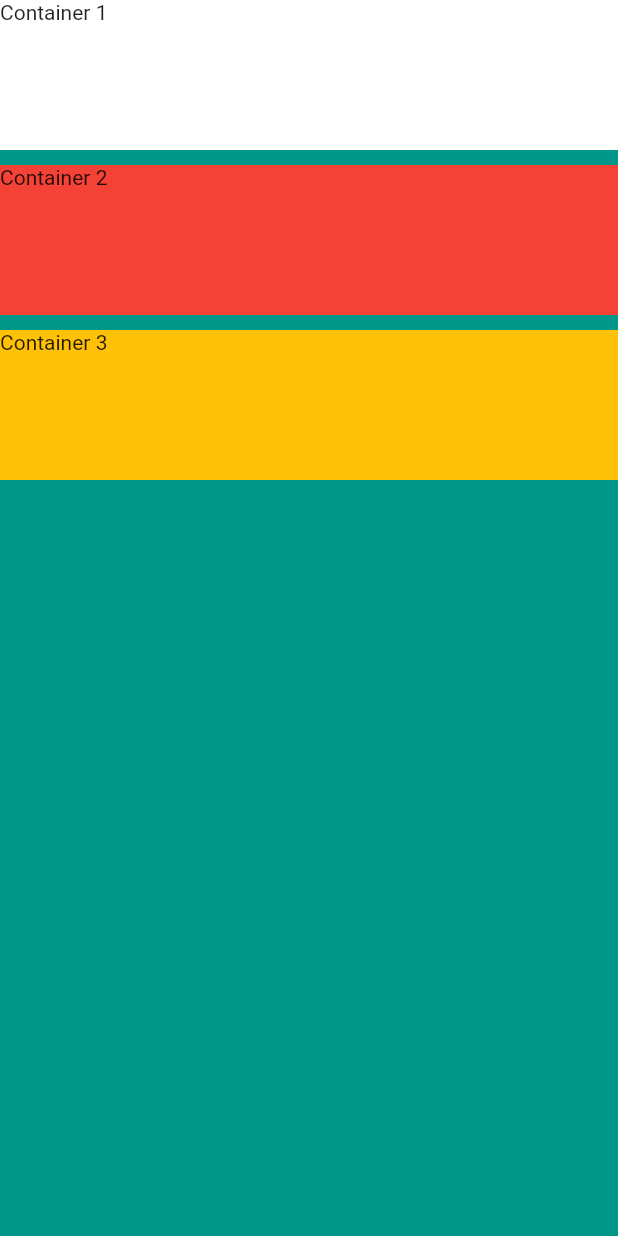
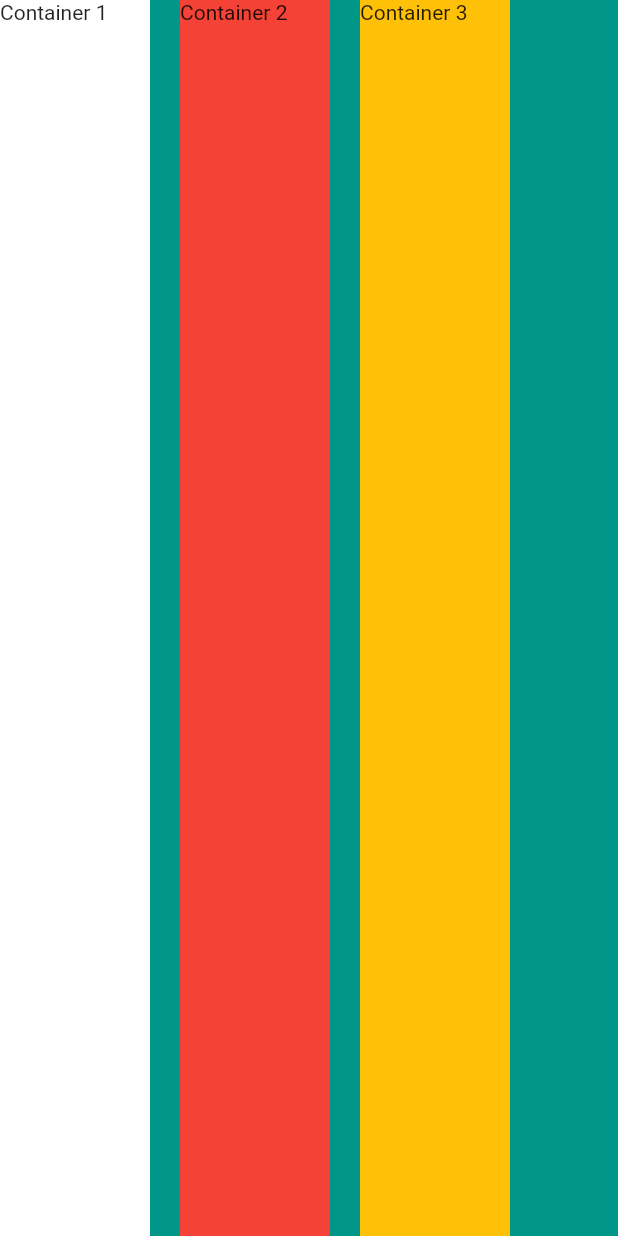
Before and after one commit to Anik7303/flutter-course, a Flutter app: the screen it shows after launch, on a phone screen of 412 x 824 dp. Run offline on Flutter 3.47's test engine with Material 2 defaults, Android fonts, the phone set to English and light mode, and no system bars.

Commit message:
using Row

```diff
--- a/lib/main.dart
+++ b/lib/main.dart
@@ -12,7 +12,7 @@ class MyApp extends StatelessWidget {
       home: Scaffold(
         backgroundColor: Colors.teal,
         body: SafeArea(
-          child: Column(
+          child: Row(
             // mainAxisSize: MainAxisSize.min,
             // verticalDirection: VerticalDirection.up,
             // mainAxisAlignment: MainAxisAlignment.start,
@@ -21,31 +21,30 @@ class MyApp extends StatelessWidget {
               Container(
                 color: Colors.white,
                 child: Text('Container 1'),
-                height: 100.0,
+                // height: 100.0,
                 // margin: EdgeInsets.fromLTRB(20.0, 15.0, 30.0, 35.0),
                 // padding: EdgeInsets.all(15.0),
-                // width: 100.0,
+                width: 100.0,
               ),
               SizedBox(
-                height: 10.0,
+                // height: 10.0,
                 width: 20.0,
               ),
               Container(
                 child: Text('Container 2'),
                 color: Colors.red,
-                height: 100.0,
-                // width: 100.0,
+                // height: 100.0,
+                width: 100.0,
               ),
               SizedBox(
-                height: 10.0,
+                // height: 10.0,
                 width: 20.0,
               ),
-
               Container(
                 child: Text('Container 3'),
                 color: Colors.amber,
-                height: 100.0,
-                // width: 100.0,
+                // height: 100.0,
+                width: 100.0,
               ),
               // Container(
               //   width: double.infinity,
```
